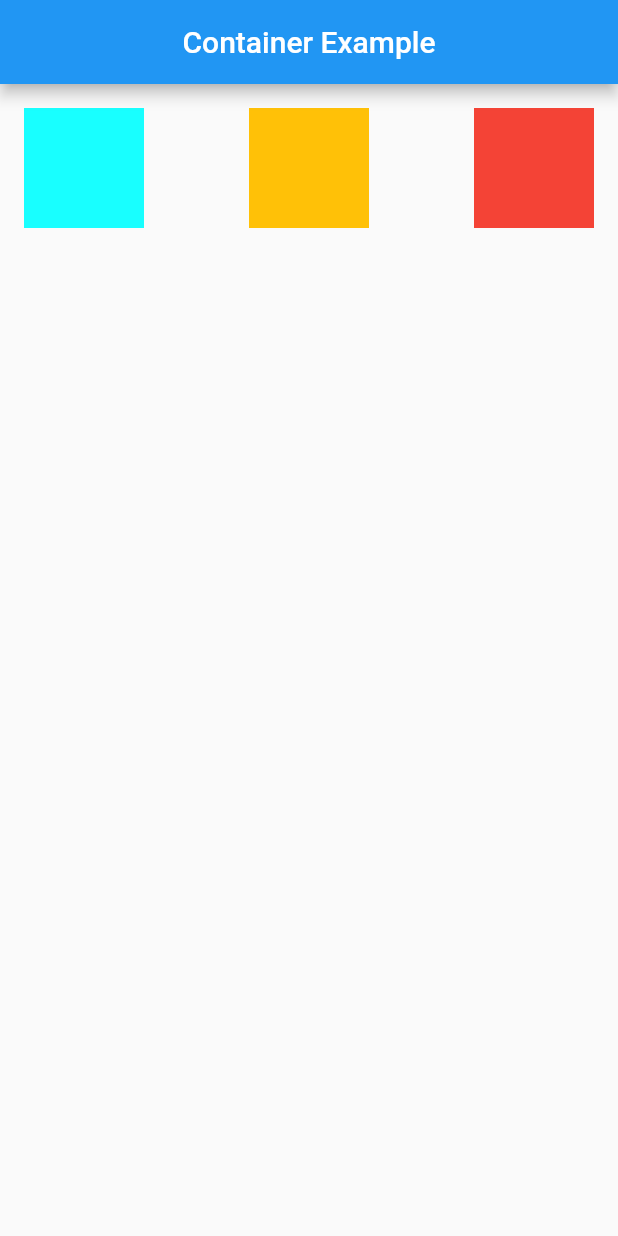
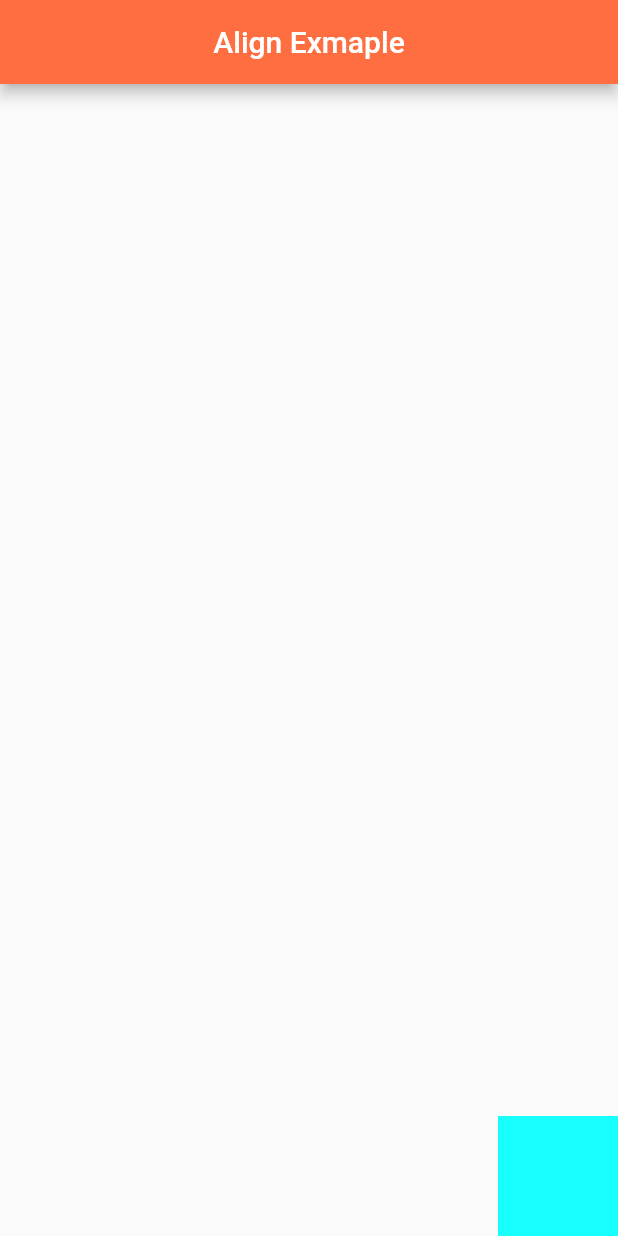
Before and after one commit to omar6260/30DAYOF-FLUTTER, a Flutter app: the screen it shows after launch, on a phone screen of 412 x 824 dp. Run offline on Flutter 3.47's test engine with Material 2 defaults, Android fonts, the phone set to English and light mode, and no system bars.

Commit message:
challeng with flutter you'r read a conception UI

```diff
--- a/flutter_exmple/lib/main.dart
+++ b/flutter_exmple/lib/main.dart
@@ -1,4 +1,8 @@
 import 'package:flutter/material.dart';
+import 'package:flutter_exmple/widgets/Row.dart';
+import 'package:flutter_exmple/widgets/align.dart';
+import 'package:flutter_exmple/widgets/center.dart';
+import 'package:flutter_exmple/widgets/column.dart';
 import 'package:flutter_exmple/widgets/container.dart';
 
 void main() {
@@ -16,7 +20,7 @@ class MyApp extends StatelessWidget {
       theme: ThemeData(
         primarySwatch: Colors.blue,
       ),
-      home: ContainerExmple(),
+      home: AlignExample(),
     );
   }
 }
--- /dev/null
+++ b/flutter_exmple/lib/widgets/align.dart
@@ -0,0 +1,25 @@
+import 'package:flutter/material.dart';
+
+class AlignExample extends StatelessWidget {
+  const AlignExample({Key? key}) : super(key: key);
+
+  @override
+  Widget build(BuildContext context) {
+    return Scaffold(
+      appBar: AppBar(
+        title: Text('Align Exmaple'),
+        centerTitle: true,
+        backgroundColor: Colors.deepOrangeAccent,
+      ),
+      body: Align(
+        alignment: Alignment.bottomRight,
+        child: Container(
+          padding: const EdgeInsets.all(40),
+          color: Colors.cyanAccent,
+          width: 80.0,
+          height: 80.0,
+        ),
+      ),
+    );
+  }
+}
```
Also changed, not shown: flutter_exmple/lib/widgets/Row.dart (+43 -0 lines), flutter_exmple/lib/widgets/center.dart (added, +33 -0 lines), flutter_exmple/lib/widgets/column.dart (added, +49 -0 lines).
